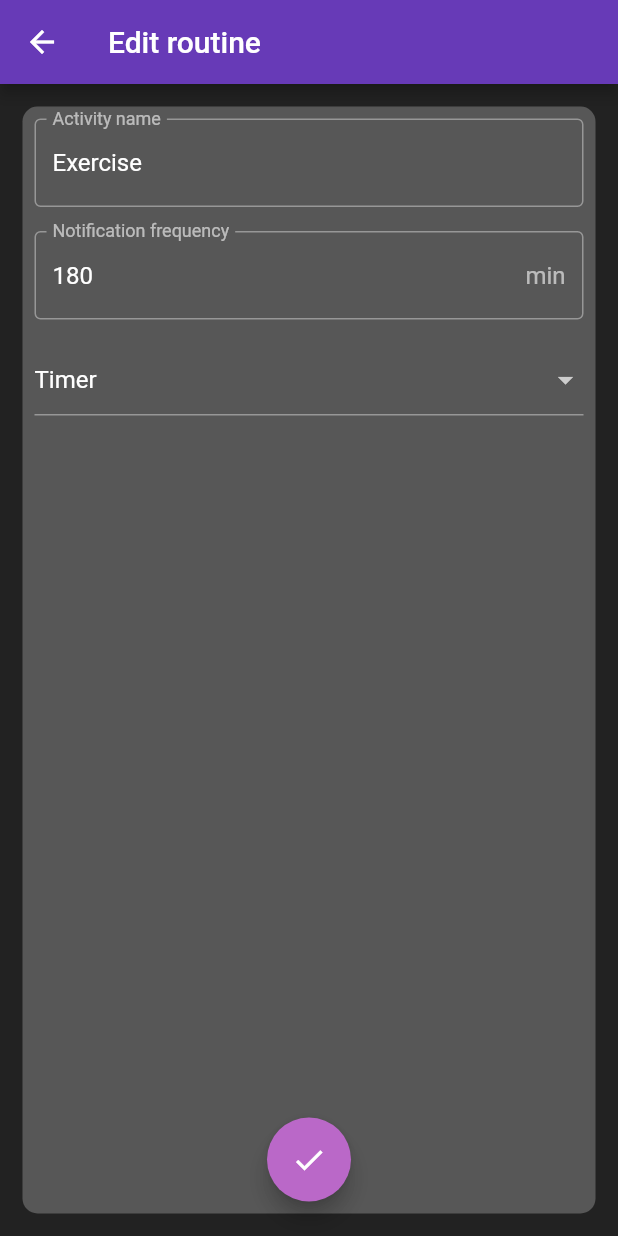
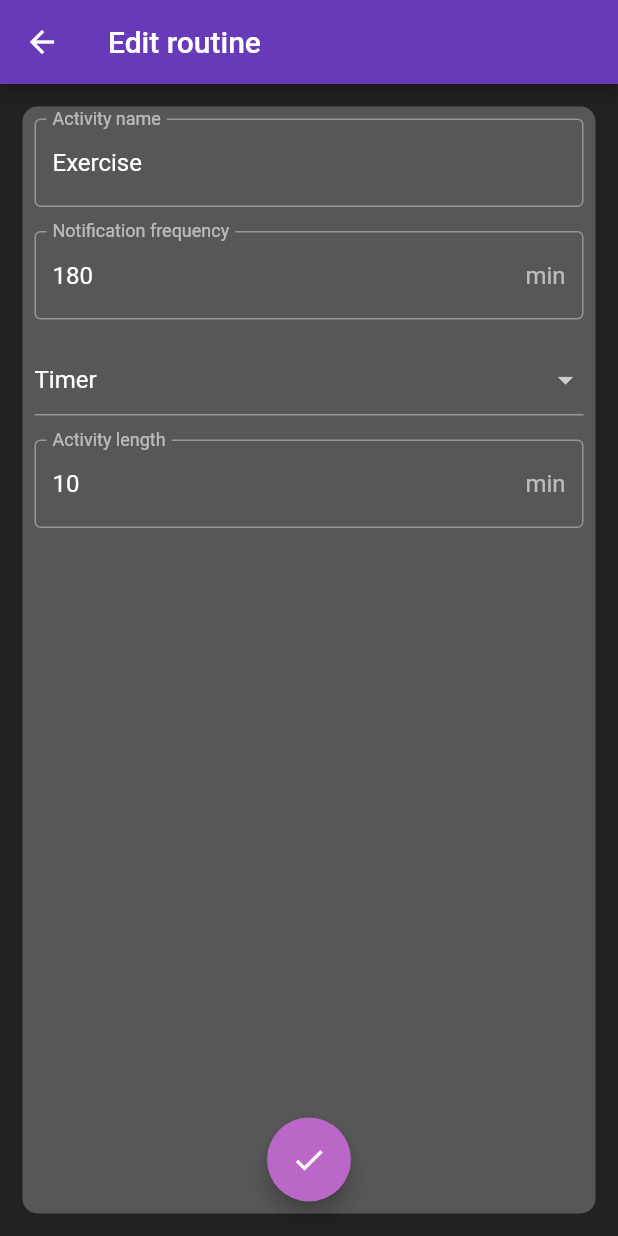
Before and after one commit to Josde/Habitr, a Flutter app: the RoutineScreen screen opened directly, after a tap on the "edit" icon, on a phone screen of 412 x 824 dp. Run offline on Flutter 3.47's test engine with Material 2 defaults, Android fonts, the phone set to English and light mode, and no system bars.

Commit message:
Reformatted validators to a single consistent file Reformatted StatefulWidgets to properly use Flutter programming style (skip creating unneeded constructors + readded keys)

```diff
--- /dev/null
+++ b/assets/json/routine/study.json
@@ -0,0 +1,5 @@
+{
+  "name": "Study",
+  "delayBetweenNotis": "180",
+  "type": "2"
+}
--- a/lib/main.dart
+++ b/lib/main.dart
@@ -31,6 +31,8 @@ Future<bool> initRoutines() async {
                     .then( (String val) => rs.listaRutinas.add(Routine.fromJson(json.decode(val))));
     await rootBundle.loadString('assets/json/routine/water.json')
                     .then( (String val) => rs.listaRutinas.add(Routine.fromJson(json.decode(val))));
+    await rootBundle.loadString('assets/json/routine/study.json')
+        .then( (String val) => rs.listaRutinas.add(Routine.fromJson(json.decode(val))));
     return true;
   } catch (error, stacktrace) {
     print('Exception: ' + error.toString());
--- a/lib/screens/routine/editroutinescreen.dart
+++ b/lib/screens/routine/editroutinescreen.dart
@@ -1,36 +1,38 @@
 import 'package:flutter/material.dart';
 import 'package:habitr_tfg/models/routine.dart';
 import 'package:habitr_tfg/models/routinesingleton.dart';
+import 'package:habitr_tfg/utils/validator.dart';
 import '../../enum/ActivityType.dart';
 
 class EditRoutineScreen extends StatefulWidget {
   final int index;
   final bool? createRoutine;
-  EditRoutineScreen({required this.index, this.createRoutine});
+
+  const EditRoutineScreen({Key? key, required this.index, this.createRoutine}) : super(key: key);
+
 
   @override
-  _EditRoutineScreenState createState() => _EditRoutineScreenState(index: index, createRoutine: createRoutine);
+  _EditRoutineScreenState createState() => _EditRoutineScreenState();
 }
 
 class _EditRoutineScreenState extends State<EditRoutineScreen> {
-  final int index;
-  final bool? createRoutine;
   ActivityType _currentType = ActivityType.Instant;
   String nombreRutina = "";
   String title = 'Create routine';
   int freqNotificaciones = 180;
+  int timerLength = 0;
   Routine? rutinaActual = null;
-  _EditRoutineScreenState({required this.index, this.createRoutine});
   List<String> dropdownValues = ['Instant', 'Timer', 'Stopwatch'];
   String chosenDropdownValue = 'Instant';
   final _formKey = GlobalKey<FormState>();
   @override
   Widget build(BuildContext context) {
-    if (this.createRoutine == null || this.createRoutine != true) {
-      rutinaActual = RoutineSingleton().listaRutinas[index];
+    if (widget.createRoutine == null || widget.createRoutine != true) {
+      rutinaActual = RoutineSingleton().listaRutinas[widget.index];
       nombreRutina = rutinaActual!.name;
       freqNotificaciones = rutinaActual!.delayBetweenNotis;
       _currentType = rutinaActual!.type;
+      timerLength = rutinaActual!.timerLength;
       chosenDropdownValue = dropdownValues[_currentType.index];
       title = 'Edit routine';
     }
@@ -60,12 +62,7 @@ class _EditRoutineScreenState extends State<EditRoutineScreen> {
                 padding: const EdgeInsets.all(8.0),
                 child: TextFormField(
                   initialValue: '$nombreRutina',
-                  validator: (value) {
-                    if (value == null || value.isEmpty) {
-                      return 'Please enter some text';
-                    }
-                    return null;
-                  },
+                  validator: (value) {textNotEmptyValidator(value);},
                   onSaved: (value) {this.nombreRutina = value ?? '';},
                   decoration: InputDecoration(
                     border: OutlineInputBorder(),
@@ -77,12 +74,7 @@ class _EditRoutineScreenState extends State<EditRoutineScreen> {
                 padding: const EdgeInsets.all(8.0),
                 child: TextFormField(
                   initialValue: '${freqNotificaciones.toString()}',
-                  validator: (value) {
-                  if (value == null || value.isEmpty) {
-                    return 'Please enter some text';
-                    }
-                  return null;
-                  },
+                  validator: (value) {numericInputValidator(value);},
                   onSaved: (value) {this.freqNotificaciones = (value == null ? 180 : int.parse(value));},
                   decoration: InputDecoration(
                     border: OutlineInputBorder(),
@@ -102,12 +94,28 @@ class _EditRoutineScreenState extends State<EditRoutineScreen> {
                   }).toList(),
                   value: chosenDropdownValue,
                   onChanged: (String? newValue) {
-                      setState(() {
-                      this.chosenDropdownValue = newValue!;
-                      });
+                      chosenDropdownValue = newValue!;
+                      print('ChosenDropdownValue = $chosenDropdownValue');
+                      setState(() {});
                   },
                   onSaved: (String? value) {this._currentType = ActivityType.values[this.dropdownValues.indexOf(value!)];},
                 ),
+              ),
+              Visibility(
+                child: Padding(
+                  padding: const EdgeInsets.all(8.0),
+                  child: TextFormField(
+                    initialValue: '${timerLength.toString()}',
+                    validator: (value) {numericInputValidator(value);},
+                    onSaved: (value) {this.timerLength = (value == null ? 10 : int.parse(value) * 60);},
+                    decoration: InputDecoration(
+                      border: OutlineInputBorder(),
+                      labelText: chosenDropdownValue == 'Timer' ? 'Activity length' : 'Duration goal',
+                      suffixText: 'min',
+                    ),
+                  ),
+                ),
+                visible: (chosenDropdownValue == 'Timer' || chosenDropdownValue == 'Stopwatch') ? true : false,
               ),
               Spacer(),
               Padding(
@@ -122,9 +130,9 @@ class _EditRoutineScreenState extends State<EditRoutineScreen> {
                     }
                     _formKey.currentState!.save();
                     Routine nuevaRutina = Routine(this.nombreRutina, this.freqNotificaciones, this._currentType);
-                    if (this.createRoutine == null || this.createRoutine != true) {
+                    if (this.widget.createRoutine == null || this.widget.createRoutine != true) {
                       setState(() {
-                        RoutineSingleton().listaRutinas[index] = nuevaRutina;
+                        RoutineSingleton().listaRutinas[widget.index] = nuevaRutina;
                       });
                       Navigator.pop(context);
                     } else {
--- a/lib/screens/routine/instantroutinedetailscreen.dart
+++ b/lib/screens/routine/instantroutinedetailscreen.dart
@@ -4,8 +4,8 @@ import 'package:habitr_tfg/models/routinesingleton.dart';
 import 'package:habitr_tfg/widgets/loadingbutton.dart';
 
 class InstantRoutineDetailScreen extends StatelessWidget {
-  int index = 0;
-  InstantRoutineDetailScreen({required this.index});
+  final int index;
+  const InstantRoutineDetailScreen({Key? key, required this.index}) : super(key: key);
 
   @override
   Widget build(BuildContext context) {
--- a/lib/screens/routine/stopwatchroutinedetailscreen.dart
+++ b/lib/screens/routine/stopwatchroutinedetailscreen.dart
@@ -5,8 +5,8 @@ import 'package:habitr_tfg/widgets/loadingbutton.dart';
 import 'package:habitr_tfg/widgets/timer.dart';
 
 class StopwatchRoutineDetailScreen extends StatelessWidget {
-  int index = 0;
-  StopwatchRoutineDetailScreen({required this.index});
+  final int index;
+  const StopwatchRoutineDetailScreen({Key? key, required this.index}) : super(key: key);
 
   @override
   Widget build(BuildContext context) {
```
Also changed, not shown: lib/screens/routine/timerroutinedetailscreen.dart (+4 -6 lines), lib/utils/validator.dart (added, +15 -0 lines), lib/widgets/loadingbutton.dart (+4 -6 lines).
